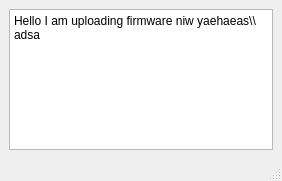
edf42001/switch-controller-gui, file GUIs/UploadFirmwareWindow.ui: the form before one commit.
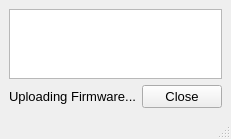
The form after the commit.

Commit message: Make firmware flasher output scroll down window

Diff of the .ui file:
```diff
--- a/GUIs/UploadFirmwareWindow.ui
+++ b/GUIs/UploadFirmwareWindow.ui
@@ -2,36 +2,72 @@
 <ui version="4.0">
  <class>UploadFirmwareWindow</class>
  <widget class="QMainWindow" name="UploadFirmwareWindow">
-  <property name="geometry">
-   <rect>
-    <x>0</x>
-    <y>0</y>
-    <width>282</width>
-    <height>181</height>
-   </rect>
+  <property name="baseSize">
+   <size>
+    <width>1000</width>
+    <height>500</height>
+   </size>
   </property>
   <property name="windowTitle">
    <string>Uploading Firmware...</string>
   </property>
   <widget class="QWidget" name="centralwidget">
-   <layout class="QGridLayout" name="gridLayout">
-    <item row="0" column="0">
+   <layout class="QVBoxLayout" name="verticalLayout">
+    <item>
      <widget class="QPlainTextEdit" name="plainTextEdit">
+      <property name="font">
+       <font>
+        <pointsize>8</pointsize>
+       </font>
+      </property>
       <property name="verticalScrollBarPolicy">
        <enum>Qt::ScrollBarAsNeeded</enum>
       </property>
+      <property name="horizontalScrollBarPolicy">
+       <enum>Qt::ScrollBarAlwaysOff</enum>
+      </property>
       <property name="sizeAdjustPolicy">
-       <enum>QAbstractScrollArea::AdjustIgnored</enum>
+       <enum>QAbstractScrollArea::AdjustToContents</enum>
+      </property>
+      <property name="lineWrapMode">
+       <enum>QPlainTextEdit::NoWrap</enum>
       </property>
       <property name="readOnly">
        <bool>true</bool>
       </property>
-      <property name="plainText">
-       <string>Hello I am uploading firmware niw yaehaeas\\
-adsa</string>
-      </property>
      </widget>
     </item>
+    <item>
+     <layout class="QHBoxLayout" name="horizontalLayout" stretch="2,1">
+      <item>
+       <widget class="QLabel" name="message_label">
+        <property name="font">
+         <font>
+          <pointsize>10</pointsize>
+         </font>
+        </property>
+        <property name="text">
+         <string>Uploading Firmware...</string>
+        </property>
+        <property name="alignment">
+         <set>Qt::AlignRight|Qt::AlignTrailing|Qt::AlignVCenter</set>
+        </property>
+       </widget>
+      </item>
+      <item>
+       <widget class="QPushButton" name="close_button">
+        <property name="font">
+         <font>
+          <pointsize>10</pointsize>
+         </font>
+        </property>
+        <property name="text">
+         <string>Close</string>
+        </property>
+       </widget>
+      </item>
+     </layout>
+    </item>
    </layout>
   </widget>
   <widget class="QMenuBar" name="menubar">
```
Left out of the diff: 18 changed lines with no effect on the pictures. The commit also changes 8 other files.
